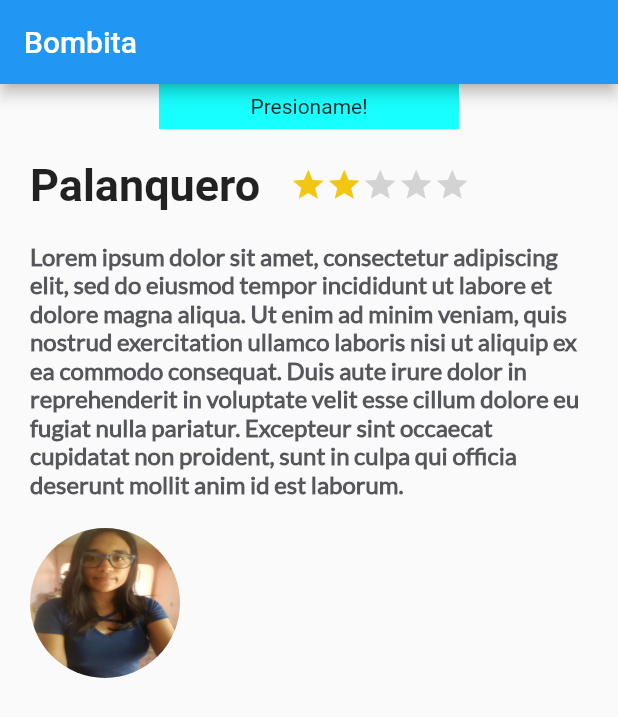
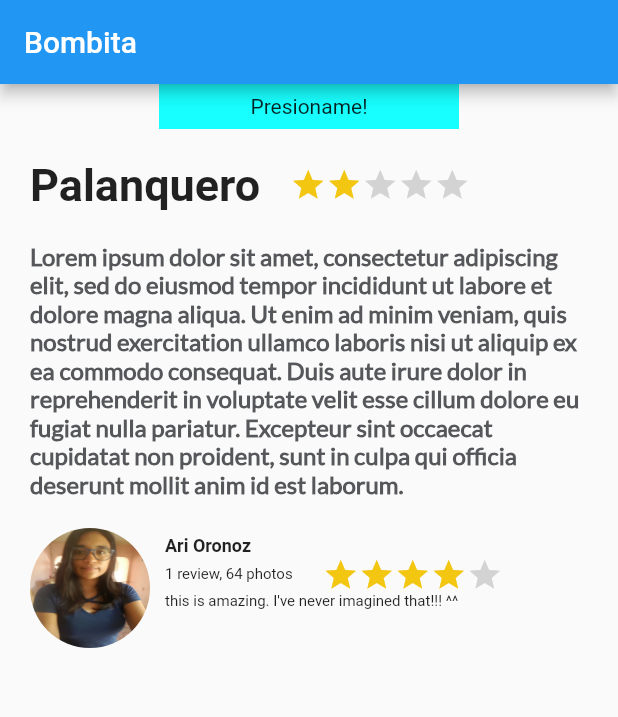
Before and after one commit to makhnnar/flutter_platzi, a Flutter app: the screen it shows after launch, on a phone screen of 412 x 824 dp. Shown: the top 717 px of the screen. Run offline on Flutter 3.47's test engine with Material 2 defaults, Android fonts, the phone set to English and light mode, and no system bars.

Commit message:
created review item

```diff
--- a/lib/descriptionPlace/description_place.dart
+++ b/lib/descriptionPlace/description_place.dart
@@ -1,6 +1,6 @@
 import 'package:flutter/material.dart';
 
-import 'package:flutter_app/descriptionPlace/titled_stars.dart';
+import 'package:flutter_app/likes/titled_stars.dart';
 
 class DescriptionPlace extends StatelessWidget {
 
@@ -28,6 +28,8 @@ class DescriptionPlace extends StatelessWidget {
             child: TitledStars(
               title: namePlace,
               starCount: stars,
+              fontSize: 30.0,
+              fontWeight: FontWeight.bold,
             ),
           ),
           Container(
--- a/lib/descriptionPlace/titled_stars.dart
+++ b/lib/likes/titled_stars.dart
@@ -7,11 +7,15 @@ class TitledStars extends StatelessWidget {
   TitledStars({
     Key key,
     this.title,
-    this.starCount
+    this.starCount,
+    this.fontSize,
+    this.fontWeight
   }) : super(key: key);
 
   final String title;
   final int starCount;
+  final double fontSize;
+  final FontWeight fontWeight;
 
   @override
   Widget build(BuildContext context) {
@@ -20,8 +24,8 @@ class TitledStars extends StatelessWidget {
         Text(
           title,
           style: TextStyle(
-            fontSize: 30.0,
-            fontWeight: FontWeight.bold
+            fontSize: fontSize,
+            fontWeight: fontWeight
           ),
           textAlign: TextAlign.left,
         ),
--- a/lib/main.dart
+++ b/lib/main.dart
@@ -41,6 +41,11 @@ class MyApp extends StatelessWidget {
                     ),
                     Review(
                       imgAvatar: "assets/img/ari.jpg",
+                      fullNameAvatar: "Ari Oronoz",
+                      cantReview: 1,
+                      cantPhotos: 64,
+                      likes: 4,
+                      comment: "this is amazing. I've never imagined that!!! ^^",
                     )
                   ]
               )
--- a/lib/reviewItem/review.dart
+++ b/lib/reviewItem/review.dart
@@ -1,15 +1,27 @@
 import 'package:flutter/material.dart';
 
 import 'CircleImage.dart';
+
+import 'review_text_content.dart';
 
 class Review extends StatelessWidget {
 
   Review({
     Key key,
-    this.imgAvatar
+    this.imgAvatar,
+    this.fullNameAvatar,
+    this.cantReview,
+    this.cantPhotos,
+    this.likes,
+    this.comment
   }) : super(key: key);
 
   final String imgAvatar;
+  final String fullNameAvatar;
+  final int cantReview;
+  final int cantPhotos;
+  final int likes;
+  final String comment;
 
   @override
   Widget build(BuildContext context) {
@@ -18,8 +30,15 @@ class Review extends StatelessWidget {
         children: <Widget>[
           CircleImage(
             uriImage:imgAvatar,
-            widthImage: 100,
-            heightImage: 100,
+            widthImage: 80,
+            heightImage: 80,
+          ),
+          ReviewTextContent(
+            fullNameAvatar: fullNameAvatar,
+            cantReview: cantReview,
+            cantPhotos: cantPhotos,
+            likes: likes,
+            comment: comment,
           )
         ],
       ),
--- /dev/null
+++ b/lib/reviewItem/review_text_content.dart
@@ -0,0 +1,57 @@
+import 'package:flutter/material.dart';
+
+import 'package:flutter_app/likes/titled_stars.dart';
+
+class ReviewTextContent extends StatelessWidget {
+
+  ReviewTextContent({
+    Key key,
+    this.fullNameAvatar,
+    this.cantReview,
+    this.cantPhotos,
+    this.likes,
+    this.comment
+  }) : super(key: key);
+
+  final String fullNameAvatar;
+  final int cantReview;
+  final int cantPhotos;
+  final int likes;
+  final String comment;
+
+  @override
+  Widget build(BuildContext context) {
+    return Container(
+      margin: EdgeInsets.only(
+        left: 10.0,
+      ),
+      child: Column(
+        crossAxisAlignment: CrossAxisAlignment.start,
+        children: <Widget>[
+          Text(
+              fullNameAvatar,
+              style: TextStyle(
+                  fontSize: 12.0,
+                  fontWeight: FontWeight.bold
+              ),
+              textAlign: TextAlign.left,
+          ),
+          TitledStars(
+            title: "$cantReview ${cantReview>1?"reviews":"review"}, $cantPhotos ${cantPhotos>1?"photos":"photo"}",
+            starCount: likes,
+            fontSize: 10.0,
+            fontWeight: FontWeight.normal,
+          ),
+          Text(
+              comment,
+              style: TextStyle(
+                  fontSize: 10.0,
+              ),
+              textAlign: TextAlign.left,
+          )
+        ],
+      ),
+    );
+  }
+
+}
```
